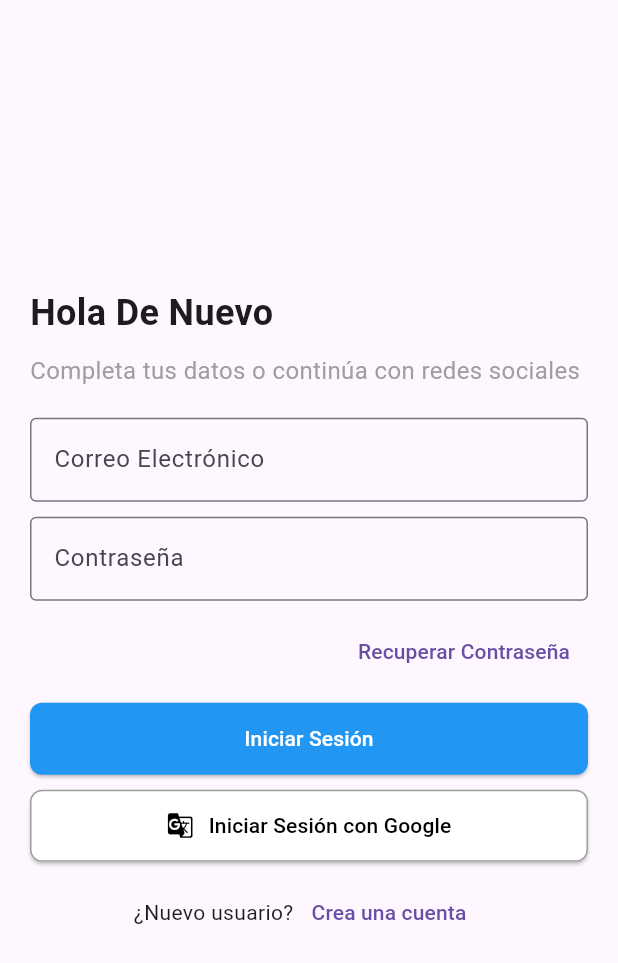
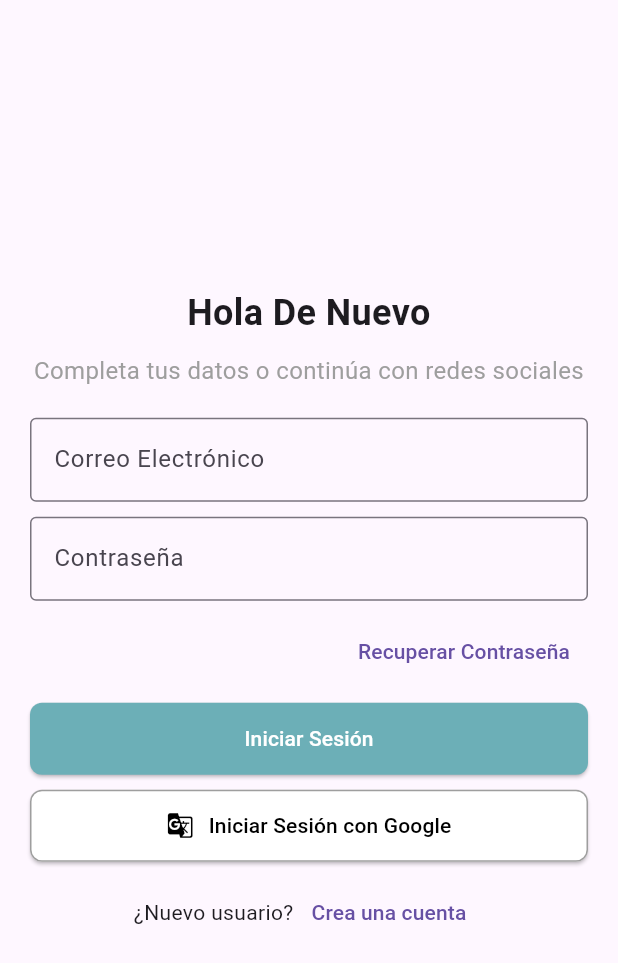
Before and after one commit to FabRangel/INRight, a Flutter app: the LoginScreen screen opened directly, on a phone screen of 412 x 824 dp. Shown: the top 963 px of the screen. Run offline on Flutter 3.47's test engine with Material 3 defaults, Android fonts, the phone set to English and light mode, and no system bars; our stand-ins replace animated_notch_bottom_bar, shared_preferences; accounts and stored records are empty.

Commit message:
add(feat): Auth interfaces finished

```diff
--- /dev/null
+++ b/devtools_options.yaml
@@ -0,0 +1,3 @@
+description: This file stores settings for Dart & Flutter DevTools.
+documentation: https://docs.flutter.dev/tools/devtools/extensions#configure-extension-enablement-states
+extensions:
--- a/lib/features/auth/presentation/login_screen.dart
+++ b/lib/features/auth/presentation/login_screen.dart
@@ -1,32 +1,67 @@
 import 'package:flutter/material.dart';
-import './widgets/custom_text_field.dart';
-import './widgets/custom_button.dart';
+import 'widgets/custom_button.dart';
+import 'widgets/custom_text_field.dart';
 
-class LoginScreen extends StatelessWidget {
+class LoginScreen extends StatefulWidget {
   const LoginScreen({super.key});
+
+  @override
+  State<LoginScreen> createState() => _LoginScreenState();
+}
+
+class _LoginScreenState extends State<LoginScreen> {
+  final _emailController = TextEditingController();
+  final _passwordController = TextEditingController();
+  final _formKey = GlobalKey<FormState>();
 
   @override
   Widget build(BuildContext context) {
     return Scaffold(
       body: Padding(
         padding: const EdgeInsets.all(20.0),
+        child: Form(
+          key: _formKey,
           child: Column(
             mainAxisAlignment: MainAxisAlignment.center,
-          crossAxisAlignment: CrossAxisAlignment.start,
+            crossAxisAlignment: CrossAxisAlignment.stretch,
             children: [
               const Text(
                 "Hola De Nuevo",
+                textAlign: TextAlign.center,
                 style: TextStyle(fontSize: 24, fontWeight: FontWeight.bold),
               ),
               const SizedBox(height: 10),
               const Text(
                 "Completa tus datos o continúa con redes sociales",
+                textAlign: TextAlign.center,
                 style: TextStyle(fontSize: 16, color: Colors.grey),
               ),
               const SizedBox(height: 20),
-            CustomTextField(label: "Correo Electrónico"),
+              CustomTextField(
+                label: "Correo Electrónico",
+                controller: _emailController,
+                validator: (value) {
+                  if (value == null || value.isEmpty) {
+                    return 'El correo es requerido';
+                  }
+                  if (!RegExp(r'^[\w-\.]+@([\w-]+\.)+[\w]{2,4}$').hasMatch(value)) {
+                    return 'Correo inválido';
+                  }
+                  return null;
+                },
+              ),
               const SizedBox(height: 10),
-            CustomTextField(label: "Contraseña", isPassword: true),
+              CustomTextField(
+                label: "Contraseña",
+                isPassword: true,
+                controller: _passwordController,
+                validator: (value) {
+                  if (value == null || value.isEmpty) {
+                    return 'La contraseña es requerida';
+                  }
+                  return null;
+                },
+              ),
               const SizedBox(height: 10),
               Align(
                 alignment: Alignment.centerRight,
@@ -38,9 +73,21 @@ class LoginScreen extends StatelessWidget {
                 ),
               ),
               const SizedBox(height: 10),
-            CustomButton(label: "Iniciar Sesión", onPressed: () {}),
+              CustomButton(
+                label: "Iniciar Sesión",
+                buttonColor: const Color(0xFF6CAFB7),
+                onPressed: () {
+                  if (_formKey.currentState!.validate()) {
+                    // Lógica de inicio de sesión
+                  }
+                },
+              ),
               const SizedBox(height: 10),
-            CustomButton(label: "Iniciar Sesión con Google", isGoogle: true, onPressed: () {}),
+              CustomButton(
+                label: "Iniciar Sesión con Google",
+                isGoogle: true,
+                onPressed: () {},
+              ),
               const SizedBox(height: 10),
               Row(
                 mainAxisAlignment: MainAxisAlignment.center,
@@ -48,7 +95,7 @@ class LoginScreen extends StatelessWidget {
                   const Text("¿Nuevo usuario?"),
                   TextButton(
                     onPressed: () {
-                    Navigator.pushNamed(context, '/register');
+                      Navigator.pushReplacementNamed(context, '/register');
                     },
                     child: const Text("Crea una cuenta"),
                   ),
@@ -57,6 +104,7 @@ class LoginScreen extends StatelessWidget {
             ],
           ),
         ),
+      ),
     );
   }
 }
--- a/lib/features/auth/presentation/widgets/custom_button.dart
+++ b/lib/features/auth/presentation/widgets/custom_button.dart
@@ -4,14 +4,21 @@ class CustomButton extends StatelessWidget {
   final String label;
   final bool isGoogle;
   final VoidCallback onPressed;
+  final Color? buttonColor;
 
-  const CustomButton({super.key, required this.label, required this.onPressed, this.isGoogle = false});
+  const CustomButton({
+    super.key,
+    required this.label,
+    required this.onPressed,
+    this.isGoogle = false,
+    this.buttonColor,
+  });
 
   @override
   Widget build(BuildContext context) {
     return ElevatedButton(
       style: ElevatedButton.styleFrom(
-        backgroundColor: isGoogle ? Colors.white : Colors.blue,
+        backgroundColor: isGoogle ? Colors.white : (buttonColor ?? Colors.blue),
         foregroundColor: isGoogle ? Colors.black : Colors.white,
         padding: const EdgeInsets.symmetric(vertical: 14),
         shape: RoundedRectangleBorder(
@@ -23,7 +30,7 @@ class CustomButton extends StatelessWidget {
       child: Row(
         mainAxisAlignment: MainAxisAlignment.center,
         children: [
-          if (isGoogle) Icon(Icons.g_translate, color: Colors.black),
+          if (isGoogle) const Icon(Icons.g_translate, color: Colors.black),
           if (isGoogle) const SizedBox(width: 10),
           Text(label),
         ],
--- a/lib/features/auth/presentation/widgets/custom_text_field.dart
+++ b/lib/features/auth/presentation/widgets/custom_text_field.dart
@@ -3,13 +3,23 @@ import 'package:flutter/material.dart';
 class CustomTextField extends StatelessWidget {
   final String label;
   final bool isPassword;
+  final TextEditingController controller;
+  final String? Function(String?)? validator;
 
-  const CustomTextField({super.key, required this.label, this.isPassword = false});
+  const CustomTextField({
+    super.key,
+    required this.label,
+    this.isPassword = false,
+    required this.controller,
+    this.validator,
+  });
 
   @override
   Widget build(BuildContext context) {
-    return TextField(
+    return TextFormField(
+      controller: controller,
       obscureText: isPassword,
+      validator: validator,
       decoration: InputDecoration(
         labelText: label,
         border: OutlineInputBorder(),
--- a/lib/pages/welcome/welcome_screen.dart
+++ b/lib/pages/welcome/welcome_screen.dart
@@ -65,7 +65,7 @@ class _WelcomeScreenState extends State<WelcomeScreen>
         _controller.forward(); // Iniciar la animación de la nueva página
       });
     } else {
-      Navigator.pushReplacementNamed(context, '/home');
+      Navigator.pushReplacementNamed(context, '/login');
     }
   }
 
```
Also changed, not shown: lib/features/auth/presentation/email_verification_modal.dart (+47 -0 lines), lib/features/auth/presentation/forgot_password_screen.dart (+84 -0 lines), lib/features/auth/presentation/register_screen.dart (+121 -0 lines), lib/main.dart (+9 -3 lines), 7 other files. Lines whose indentation alone changed are shown as unchanged.
